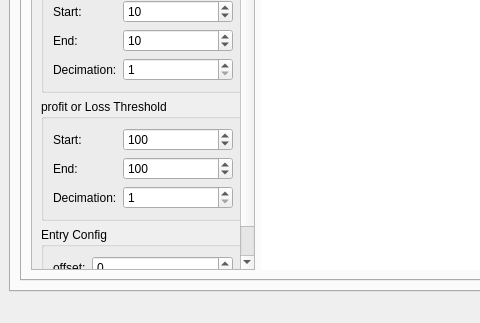
Old version of the form trade_monitor/trade_monitor/gui_monitor.ui in the repository takkin-takilog/namake-trader; both pictures show x 0 to 480 and y 509 to 832 of the 902 by 832 pixel window.
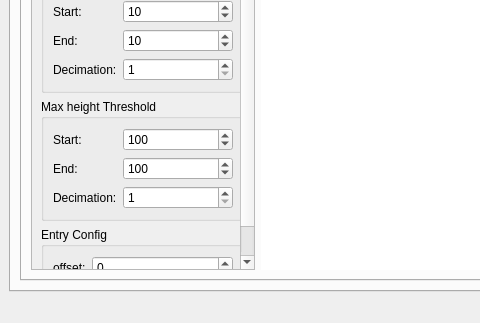
New version of the form.

The edit to the form file:
```diff
--- a/trade_monitor/trade_monitor/gui_monitor.ui
+++ b/trade_monitor/trade_monitor/gui_monitor.ui
@@ -647,7 +647,7 @@
                  <property name="geometry">
                   <rect>
                    <x>0</x>
-                   <y>0</y>
+                   <y>-138</y>
                    <width>238</width>
                    <height>761</height>
                   </rect>
@@ -988,7 +988,7 @@
                      </sizepolicy>
                     </property>
                     <property name="title">
-                     <string>profit or Loss Threshold</string>
+                     <string>Max height Threshold</string>
                     </property>
                     <layout class="QGridLayout" name="gridLayout_7">
                      <item row="1" column="0">
```
